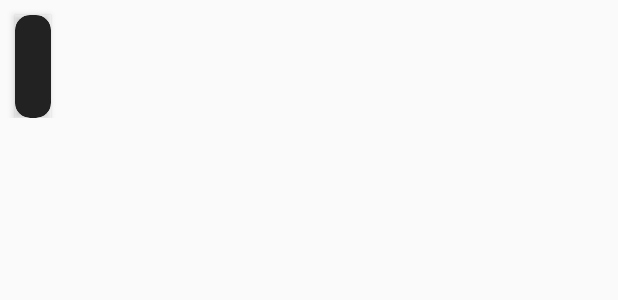
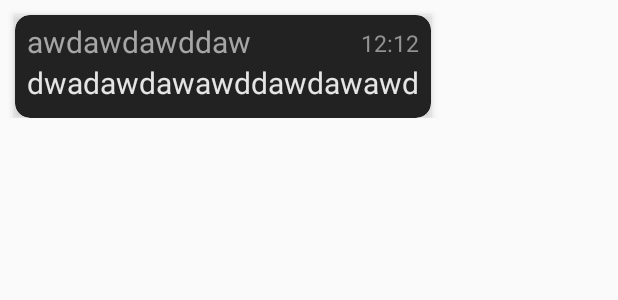
Before and after one commit to avfe/FedChatClient, an Android app: the layout message_item_cardview.xml on its own in the app's theme, with its tools: preview values and no code run, on a phone screen of 412 x 824 dp. Shown: the top 300 px of the screen. Run offline under Robolectric (Android 15) with nearby library versions, the phone set to English and light mode, and no system bars.

Commit message:
Added attachMenu and MapView

```diff
--- a/app/build.gradle
+++ b/app/build.gradle
@@ -34,6 +34,7 @@ dependencies {
     implementation 'com.google.android.material:material:1.3.0'
     implementation 'androidx.constraintlayout:constraintlayout:2.0.4'
     implementation 'androidx.recyclerview:recyclerview:1.1.0'
+    implementation 'com.google.android.gms:play-services-maps:17.0.0'
     testImplementation 'junit:junit:4.+'
     androidTestImplementation 'androidx.test.ext:junit:1.1.2'
     androidTestImplementation 'androidx.test.espresso:espresso-core:3.3.0'
--- a/app/src/main/res/layout/message_item_cardview.xml
+++ b/app/src/main/res/layout/message_item_cardview.xml
@@ -44,7 +44,7 @@
                     android:layout_height="wrap_content"
                     android:layout_gravity="left"
                     android:maxWidth="300dp"
-                    android:text=""
+                    android:text="awdawdawddaw"
                     android:textColor="@color/username"
                     android:textSize="20sp"
                     app:layout_constraintBottom_toTopOf="@+id/message"
@@ -58,15 +58,15 @@
                     android:layout_height="wrap_content"
                     android:layout_gravity="left"
                     android:layout_marginStart="8dp"
+                    android:layout_marginEnd="8dp"
                     android:layout_marginBottom="10dp"
-                    android:layout_marginEnd="8dp"
+                    android:autoLink="all"
                     android:maxWidth="300dp"
-                    android:autoLink="all"
+                    android:text="dwadawdawawddawdawawd"
+                    android:textColor="@color/text_white"
                     android:textColorLink="@color/link_color"
-                    android:text=""
-                    android:textColor="@color/text_white"
                     android:textSize="20sp"
-                    app:layout_constraintBottom_toBottomOf="parent"
+                    app:layout_constraintBottom_toTopOf="@+id/mapView2"
                     app:layout_constraintEnd_toEndOf="parent"
                     app:layout_constraintHorizontal_bias="0.0"
                     app:layout_constraintStart_toStartOf="parent" />
@@ -79,7 +79,7 @@
                     android:layout_marginTop="8dp"
                     android:layout_marginEnd="8dp"
                     android:layout_marginBottom="2dp"
-                    android:text=""
+                    android:text="12:12"
                     android:textColor="@color/time"
                     android:textSize="15sp"
                     app:layout_constraintBottom_toBottomOf="@+id/username"
@@ -89,6 +89,15 @@
                     app:layout_constraintTop_toTopOf="parent"
                     app:layout_constraintVertical_bias="0.0" />
 
+                <com.google.android.gms.maps.MapView
+                    android:visibility="invisible"
+                    android:id="@+id/mapView2"
+                    android:layout_width="wrap_content"
+                    android:layout_height="wrap_content"
+                    app:layout_constraintBottom_toBottomOf="parent"
+                    app:layout_constraintEnd_toEndOf="parent"
+                    app:layout_constraintStart_toStartOf="parent" />
+
 
             </androidx.constraintlayout.widget.ConstraintLayout>
         </androidx.cardview.widget.CardView>
--- a/build.gradle
+++ b/build.gradle
@@ -5,7 +5,7 @@ buildscript {
         jcenter()
     }
     dependencies {
-        classpath "com.android.tools.build:gradle:4.1.2"
+        classpath 'com.android.tools.build:gradle:4.1.1'
 
         // NOTE: Do not place your application dependencies here; they belong
         // in the individual module build.gradle files
```
Also changed, not shown: app/src/main/java/tech/fedorov/fedchatclient/MainActivity.java (+46 -2 lines), app/src/main/res/menu/attach_menu.xml (added, +13 -0 lines), gradle/wrapper/gradle-wrapper.properties, 1 other file.
